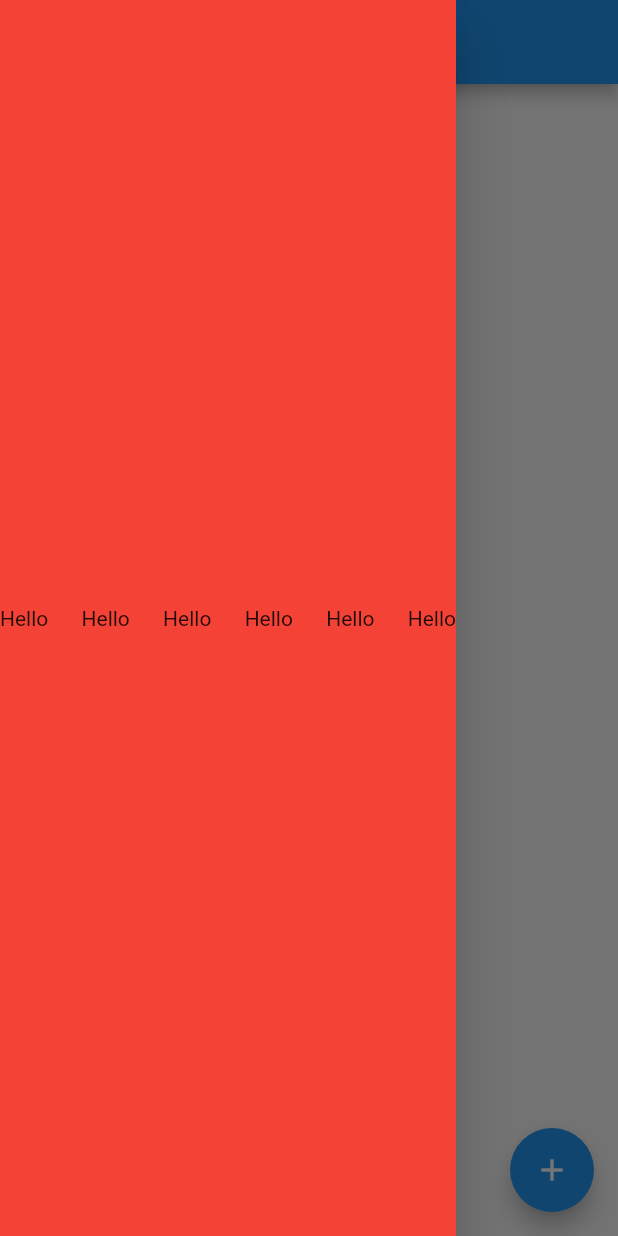
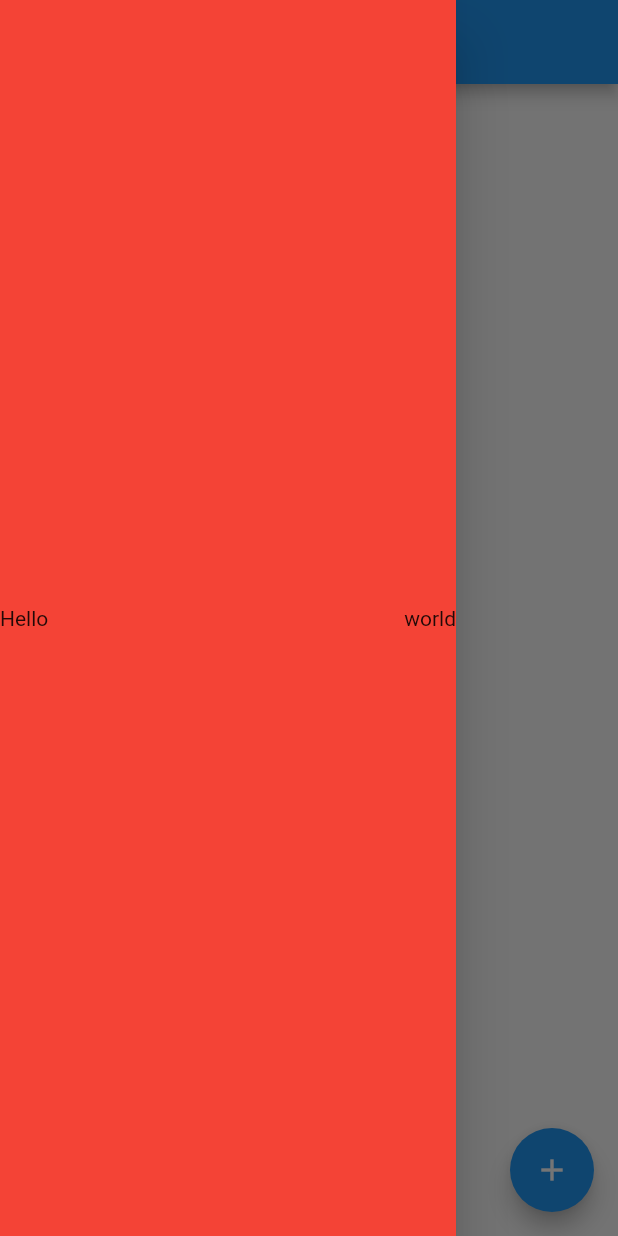
Before and after one commit to faran13/flutter, a Flutter app: the screen it shows after launch, with the side drawer open, on a phone screen of 412 x 824 dp. Run offline on Flutter 3.47's test engine with Material 2 defaults, Android fonts, the phone set to English and light mode, and no system bars.

Commit message:
branch_2 initial commit

```diff
--- a/lib/main.dart
+++ b/lib/main.dart
@@ -51,11 +51,7 @@ class _MyHomePageState extends State<MyHomePage> {
             mainAxisAlignment: MainAxisAlignment.spaceBetween,
             children: <Widget>[
               Text("Hello"),
-              Text("Hello"),
-              Text("Hello"),
-              Text("Hello"),
-              Text("Hello"),
-              Text("Hello"),
+              Text("world"),
             ],
           ),
         ),
```
